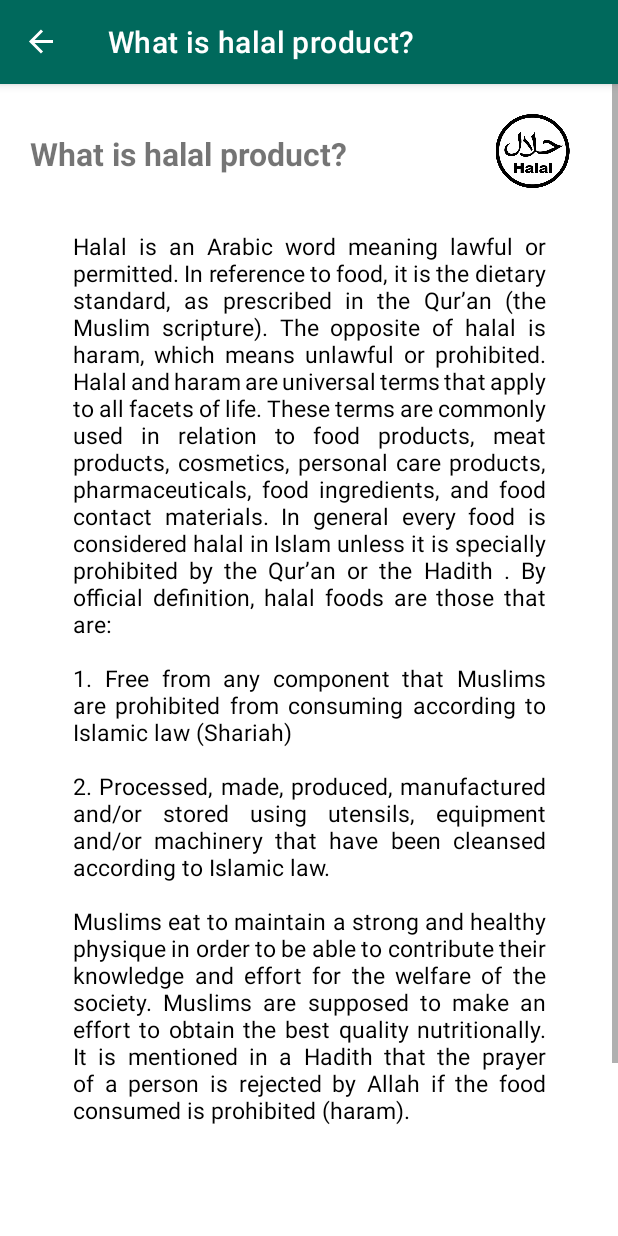
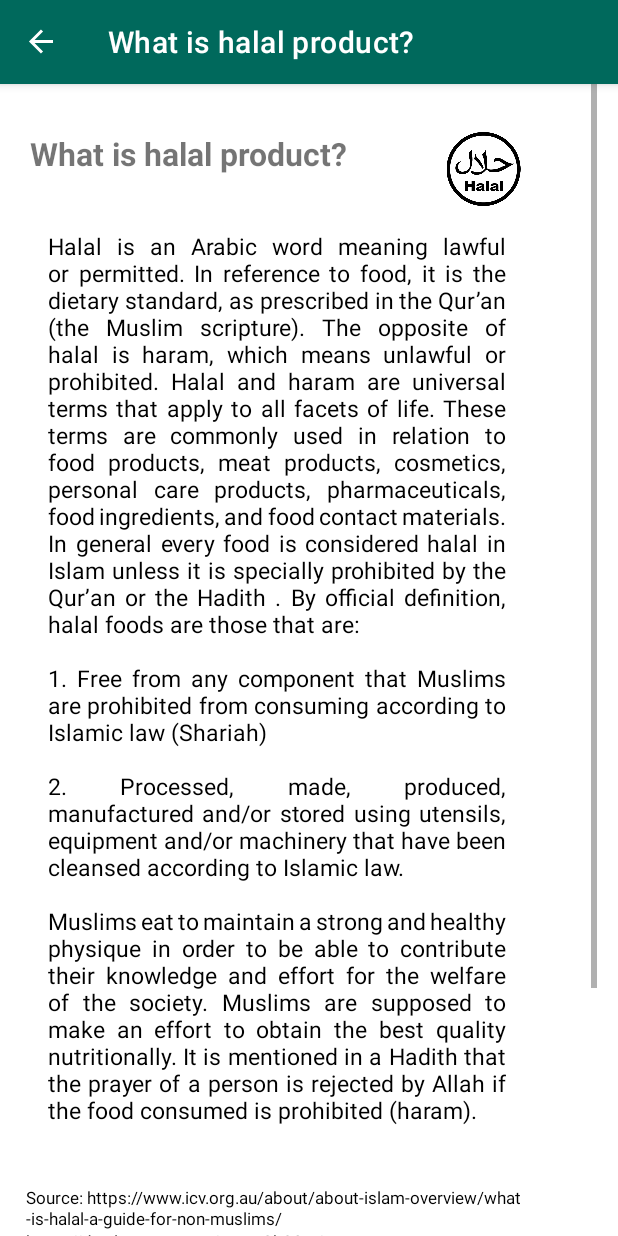
Before and after one commit to assidiqi598/Halal-App, an Android app: the ExplanationFragment screen opened through its navigation route, on a phone screen of 412 x 824 dp. Run offline under Robolectric (Android 15) with nearby library versions, the phone set to English and light mode, and no system bars; our stand-ins replace Picasso, data binding, navigation-ui; libraries missing offline, so code that uses them is left out: com.google.zxing.integration; pictures from the network do not load; 1 statement that could not run was skipped.

Commit message:
update some small changes

```diff
--- a/Halal-App/app/src/main/java/com/example/halal_app/productcheck/ProductCheckFragment.kt
+++ b/Halal-App/app/src/main/java/com/example/halal_app/productcheck/ProductCheckFragment.kt
@@ -68,7 +68,7 @@ class ProductCheckFragment : Fragment() {
         binding.useCameraButton.setOnClickListener {
             //for using the scanner: https://www.youtube.com/watch?v=Fe7F4Jx7rwo
             val integrator = IntentIntegrator.forSupportFragment(this) //to be able to use onActivityResult in a fragment: https://github.com/journeyapps/zxing-android-embedded/issues/189
-            integrator.setDesiredBarcodeFormats(IntentIntegrator.EAN_13)
+            integrator.setDesiredBarcodeFormats(IntentIntegrator.ALL_CODE_TYPES)
             integrator.setPrompt("Please focus the camera on the code")
             integrator.setCameraId(0)
             integrator.setBeepEnabled(false)
@@ -79,7 +79,7 @@ class ProductCheckFragment : Fragment() {
         viewModel.status.observe(viewLifecycleOwner, Observer<String> {
             if (viewModel.status.value == "haram")
                 binding.status.setTextColor(ContextCompat.getColor(context!!, R.color.colorDarkPink))
-            else if (viewModel.status.value == "hallal")
+            else if (viewModel.status.value == "halal")
                 binding.status.setTextColor(Color.GREEN)
             else
                 binding.status.setTextColor(ContextCompat.getColor(context!!, R.color.colorPrimary))
--- a/Halal-App/app/src/main/java/com/example/halal_app/productcheck/ProductCheckViewModel.kt
+++ b/Halal-App/app/src/main/java/com/example/halal_app/productcheck/ProductCheckViewModel.kt
@@ -75,10 +75,12 @@ class  ProductCheckViewModel : ViewModel() {
                 _title.value = productResult.title
                 _imageUrl.value = productResult.imageUrl
                 _status.value = productResult.status
+                if (status.value == "hallal")
+                    _status.value = "halal"
                 _ingredients.value = productResult.ingredient
                 _isLoaded.value = true
             }catch (e: Exception){
-                _title.value = "Product not found: \nPlease enter an EAN Code or check the correctness of EAN Code"
+                _title.value = "Product not found: \nPlease enter an EAN Code or \ncheck the correctness of EAN Code or \ncheck your internet connection"
                 _imageUrl.value = "none"
                 _status.value = "none"
                 _ingredients.value = "none"
--- a/Halal-App/app/src/main/res/layout/fragment_explanation.xml
+++ b/Halal-App/app/src/main/res/layout/fragment_explanation.xml
@@ -14,8 +14,8 @@
     </data>
 
     <ScrollView
-        android:layout_width="match_parent"
-        android:layout_height="match_parent">
+        android:layout_width="398dp"
+        android:layout_height="790dp">
 
         <LinearLayout
             android:layout_width="match_parent"
@@ -23,8 +23,8 @@
             android:orientation="vertical">
 
             <androidx.constraintlayout.widget.ConstraintLayout
-                android:layout_width="match_parent"
-                android:layout_height="match_parent">
+                android:layout_width="392dp"
+                android:layout_height="1035dp">
 
                 <TextView
                     android:id="@+id/whatIsHalal"
@@ -43,22 +43,20 @@
                     android:id="@+id/halalLogo"
                     android:layout_width="54dp"
                     android:layout_height="49dp"
-                    android:layout_marginStart="341dp"
-                    android:layout_marginTop="20dp"
-                    android:layout_marginEnd="40dp"
+                    android:layout_marginStart="80dp"
+                    android:layout_marginTop="32dp"
+                    android:layout_marginEnd="60dp"
                     android:contentDescription="@string/desc"
                     android:src="@drawable/halal_logo"
                     app:layout_constraintEnd_toEndOf="parent"
-                    app:layout_constraintHorizontal_bias="0.583"
-                    app:layout_constraintStart_toStartOf="parent"
+                    app:layout_constraintStart_toEndOf="@+id/whatIsHalal"
                     app:layout_constraintTop_toTopOf="parent" />
 
                 <TextView
                     android:id="@+id/mainExplanation"
-                    android:layout_width="355dp"
-                    android:layout_height="738dp"
-                    android:layout_marginTop="28dp"
-                    android:layout_marginEnd="20dp"
+                    android:layout_width="345dp"
+                    android:layout_height="636dp"
+                    android:layout_marginTop="16dp"
                     android:justificationMode="inter_word"
                     android:paddingStart="20dp"
                     android:paddingEnd="20dp"
@@ -66,7 +64,7 @@
                     android:text="@string/explanation_halalpro"
                     android:textColor="#000000"
                     android:textSize="15sp"
-                    app:layout_constraintEnd_toEndOf="parent"
+                    app:layout_constraintEnd_toEndOf="@+id/halalLogo"
                     app:layout_constraintStart_toStartOf="@+id/whatIsHalal"
                     app:layout_constraintTop_toBottomOf="@+id/halalLogo" />
 
@@ -107,9 +105,9 @@
                     android:layout_marginTop="10dp"
                     android:paddingStart="20dp"
                     android:paddingEnd="20dp"
-                    android:visibility="gone"
                     android:text="@string/the_rest"
                     android:textColor="#000000"
+                    android:visibility="gone"
                     app:layout_constraintStart_toStartOf="@+id/secondDefinition"
                     app:layout_constraintTop_toBottomOf="@+id/secondDefinition" />
 
@@ -117,7 +115,7 @@
                     android:id="@+id/textView"
                     android:layout_width="wrap_content"
                     android:layout_height="wrap_content"
-                    android:layout_marginTop="10dp"
+                    android:layout_marginTop="60dp"
                     android:layout_marginEnd="110dp"
                     android:text="@string/listofharams"
                     android:textSize="21sp"
@@ -129,15 +127,34 @@
 
                 <TextView
                     android:id="@+id/textView3"
-                    android:layout_width="wrap_content"
-                    android:layout_height="wrap_content"
+                    android:layout_width="346dp"
+                    android:layout_height="79dp"
                     android:layout_marginTop="10dp"
-                    android:layout_marginEnd="335dp"
+                    android:layout_marginEnd="20dp"
+                    android:layout_marginBottom="86dp"
                     android:text="@string/list"
+                    android:textColor="#000000"
+                    app:layout_constraintBottom_toBottomOf="parent"
                     app:layout_constraintEnd_toEndOf="parent"
                     app:layout_constraintHorizontal_bias="0.0"
                     app:layout_constraintStart_toStartOf="@+id/mainExplanation"
-                    app:layout_constraintTop_toBottomOf="@+id/textView" />
+                    app:layout_constraintTop_toBottomOf="@+id/textView"
+                    app:layout_constraintVertical_bias="0.0" />
+
+                <TextView
+                    android:id="@+id/textView6"
+                    android:layout_width="355dp"
+                    android:layout_height="58dp"
+                    android:paddingStart="10sp"
+                    android:paddingEnd="10sp"
+                    android:text="@string/source"
+                    android:textColor="#000000"
+                    android:textSize="11sp"
+                    app:layout_constraintBottom_toTopOf="@+id/textView"
+                    app:layout_constraintEnd_toEndOf="@+id/mainExplanation"
+                    app:layout_constraintStart_toStartOf="@+id/mainExplanation"
+                    app:layout_constraintTop_toBottomOf="@+id/mainExplanation" />
+
             </androidx.constraintlayout.widget.ConstraintLayout>
 
 
--- a/Halal-App/app/src/main/res/values/strings.xml
+++ b/Halal-App/app/src/main/res/values/strings.xml
@@ -12,7 +12,7 @@
     <string name="ingredients_format">Ingredients:\n%s</string>
 
     //PrayerTimes
-    <string name="pray_times">Pray Times in Berlin</string>
+    <string name="pray_times">Prayer Times in Berlin</string>
     <string name="date_format">Date: %s</string>
     <string name="location_format">Location: %s</string>
     <string name="fajr_format">Fajr: %s</string>
@@ -47,13 +47,18 @@
         By official definition, halal foods are those that are:\n\n1. Free from any component that Muslims are prohibited from consuming according to Islamic law (Shariah)\n\n2. Processed, made, produced, manufactured and/or stored using utensils, equipment and/or machinery that have been cleansed according to Islamic law.\n\nMuslims eat to maintain a strong and healthy physique in order to be able to contribute their knowledge and effort for the welfare of the society. Muslims are supposed to make an effort to obtain the best quality nutritionally. It is mentioned in a Hadith that the prayer of a person is rejected by Allah if the food consumed is prohibited (haram).
     </string>
     <string name="listofharams">List of haram products</string>
-    <string name="list">List of haram things (to be updated)</string>
+    <string name="list">Alcohol-contained beverages, Gelatine (From non-halal source), Pork (Bacon), Carnivorous animals, Non-islamic way of slaughtering, Non-halal animal shortening</string>
     <string name="how_to_use_this_app">How to use this app</string>
-    <string name="prayer_time_manual"><![CDATA[Click the Drawer Symbol > Choose the Prayer Times > (tbu)]]></string>
+    <string name="prayer_time_manual"><![CDATA[Click the Drawer Symbol > Choose the Prayer Times > Check on the prayer times]]></string>
     <string name="number_one">1. Free from any component that Muslims are prohibited from consuming according to Islamic law (Shariah).</string>
     <string name="number_two">2. Processed, made, produced, manufactured and/or stored using utensils, equipment and/or machinery that have been cleansed according to Islamic law.</string>
     <string name="the_rest">Muslims eat to maintain a strong and healthy physique in order to be able to contribute their knowledge and effort for the welfare of the society. Muslims are supposed to make an effort to obtain the best quality nutritionally. It is mentioned in a Hadith that the prayer of a person is rejected by Allah if the food consumed is prohibited (haram).</string>
     <string name="about_halal_products">Click the Drawer Symbol > Choose About Halal Products</string>
     <string name="productImage">product image</string>
+    <string name="source">Source: https://www.icv.org.au/about/about-islam-overview/what-is-halal-a-guide-for-non-muslims/\nhttps://de.cleanpng.com/png-o2b90w/</string>
+    <string name="check_prayer_times"><![CDATA[-> Check Prayer Times]]></string>
+    <string name="check_products"><![CDATA[-> Check Products]]></string>
+    <string name="click_the_drawer_symbol_choose_the_product_check_insert_ean_code_of_the_product_or_use_the_camera_scanner_to_scan_the_barcode_of_the_product"><![CDATA[Click the Drawer Symbol > Choose the Product Check > Insert EAN Code of the product OR Use the Camera Scanner to scan the barcode of the product]]></string>
+    <string name="halal_products_about"><![CDATA[-> About Halal Products]]></string>
 
 </resources>
```
Also changed, not shown: Halal-App/app/src/main/res/layout/fragment_manual.xml (+20 -12 lines).
